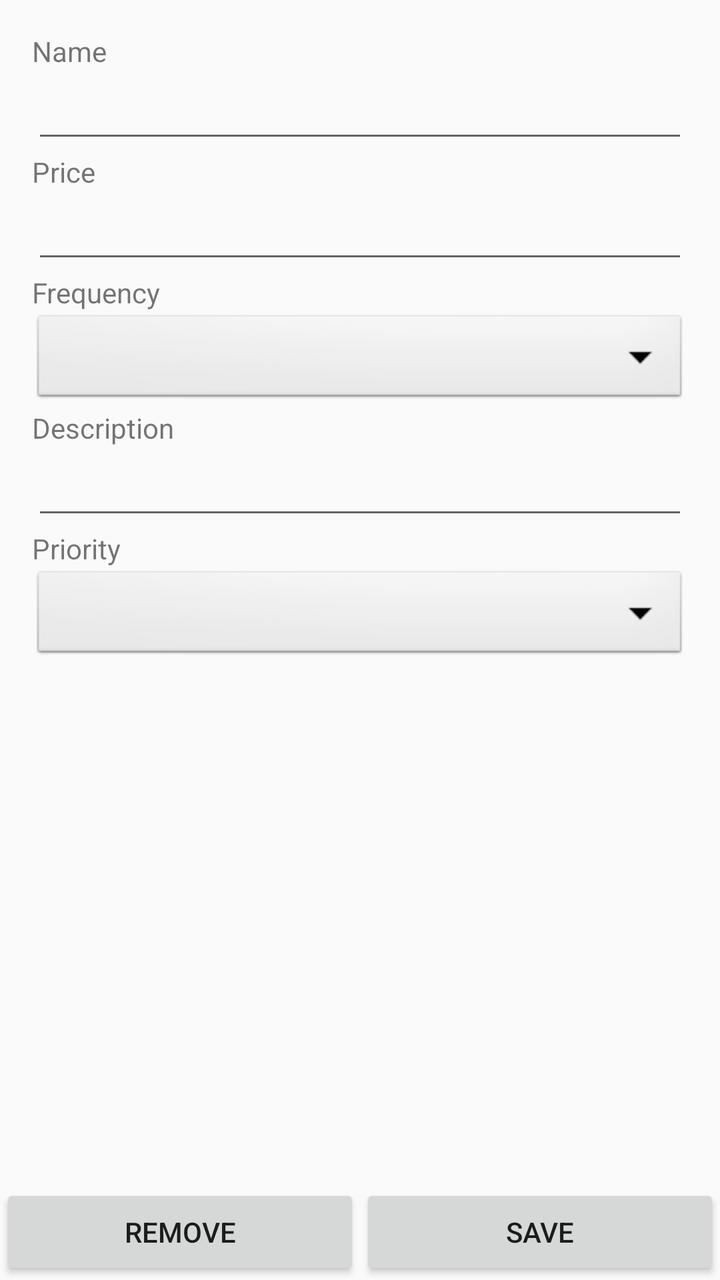
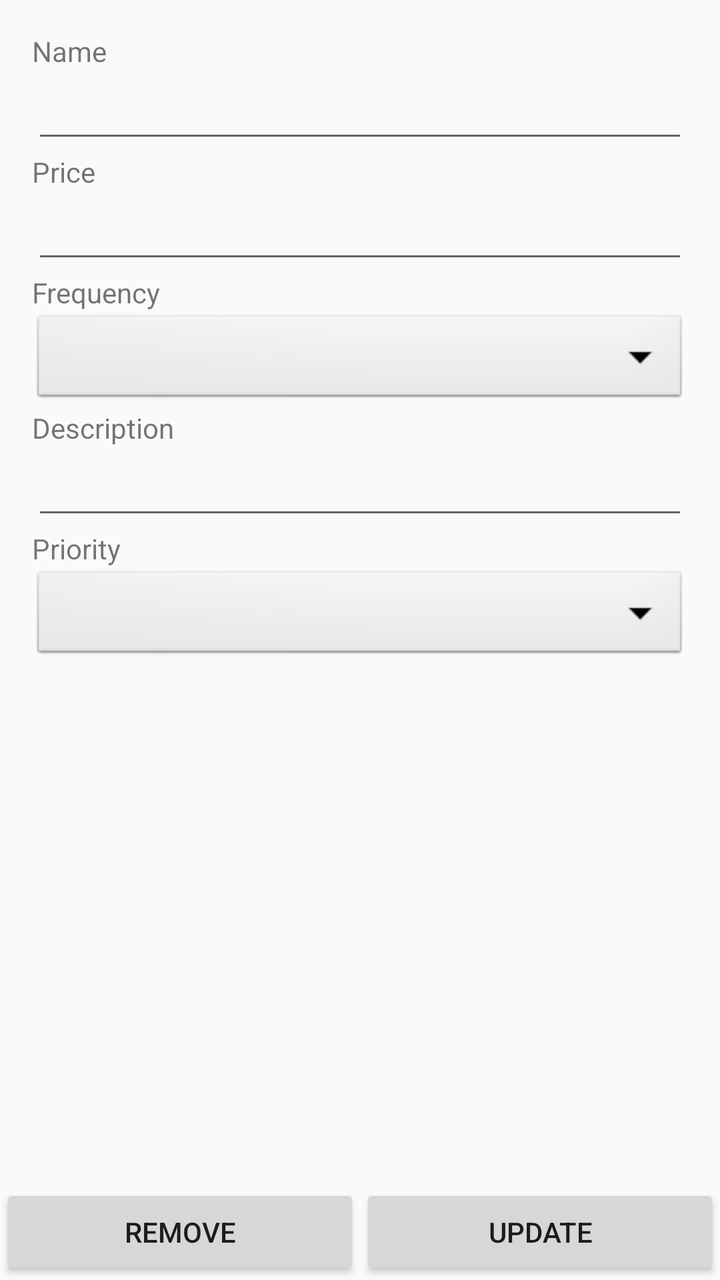

Two renders of the same Android screen: before a commit and after it. Below are the layout's source before the change and the commit's diff.
<!-- AndroidManifest.xml: application theme AppTheme -->
<!-- res/layout/activity_details.xml -->
<?xml version="1.0" encoding="utf-8"?>
<LinearLayout xmlns:android="http://schemas.android.com/apk/res/android"
    xmlns:tools="http://schemas.android.com/tools"
    android:layout_width="match_parent"
    android:layout_height="match_parent"
    android:orientation="vertical"
    tools:context=".ui.DetailsActivity">

    <LinearLayout
        android:layout_width="match_parent"
        android:layout_height="0dp"
        android:layout_weight="1"
        android:padding="16dp"
        android:orientation="vertical">

        <TextView
            android:layout_width="match_parent"
            android:layout_height="wrap_content"
            android:text="@string/name_field_label">
        </TextView>
        <EditText
            android:inputType="text"
            android:imeOptions="actionNext"
            android:id="@+id/editTextName"
            android:layout_width="match_parent"
            android:layout_height="wrap_content">
        </EditText>

        <TextView
            android:layout_width="match_parent"
            android:layout_height="wrap_content"
            android:text="@string/price_field_label">
        </TextView>
        <EditText
            android:imeOptions="actionNext"
            android:inputType="numberDecimal"
            android:id="@+id/editTextPrice"
            android:layout_width="match_parent"
            android:layout_height="wrap_content">
        </EditText>

        <TextView
            android:layout_width="match_parent"
            android:layout_height="wrap_content"
            android:text="@string/frequency_field_label">
        </TextView>
        <Spinner
            android:id="@+id/frequencyDropDown"
            android:layout_width="match_parent"
            android:layout_height="wrap_content"
            android:background="@android:drawable/btn_dropdown"
            android:spinnerMode="dropdown"/>

        <TextView
            android:layout_width="match_parent"
            android:layout_height="wrap_content"
            android:text="@string/description_field_label">
        </TextView>
        <EditText
            android:inputType="text"
            android:imeOptions="actionNext"
            android:id="@+id/editTextDescription"
            android:layout_width="match_parent"
            android:layout_height="wrap_content">
        </EditText>

        <TextView
            android:layout_width="match_parent"
            android:layout_height="wrap_content"
            android:text="Priority">
        </TextView>
        <Spinner
            android:id="@+id/priorityDropDown"
            android:layout_width="match_parent"
            android:layout_height="wrap_content"
            android:background="@android:drawable/btn_dropdown"
            android:spinnerMode="dropdown"/>

    </LinearLayout>

    <LinearLayout
        android:layout_gravity="center_horizontal"
        android:layout_width="match_parent"
        android:layout_height="wrap_content"
        android:orientation="horizontal">

        <Button
            android:id="@+id/buttonRemove"
            android:layout_weight="1"
            android:layout_width="match_parent"
            android:layout_height="wrap_content"
            android:text="@string/remove"
            android:onClick="removeSubscription"/>

        <Button
            android:id="@+id/buttonAdd"
            android:layout_weight="1"
            android:layout_width="match_parent"
            android:layout_height="wrap_content"
            android:text="@string/save"
            android:onClick="validSubscription"/>

    </LinearLayout>

</LinearLayout>
<!-- resources referenced by this layout -->
<resources>
  <string name="description_field_label">Description</string>
  <string name="frequency_field_label">Frequency</string>
  <string name="name_field_label">Name</string>
  <string name="price_field_label">Price</string>
  <string name="remove">Remove</string>
  <string name="save">Save</string>
  <style name="AppTheme" parent="Theme.AppCompat.Light.DarkActionBar">
          
          <item name="colorPrimary">@color/colorPrimary</item>
          <item name="colorPrimaryDark">@color/colorPrimaryDark</item>
          <item name="colorAccent">@color/colorAccent</item>
      </style>
  <color name="colorPrimary">#6200EE</color>
  <color name="colorPrimaryDark">#3700B3</color>
  <color name="colorAccent">#03DAC5</color>
</resources>

<!-- the commit's change to res/layout/activity_details.xml (unified diff, before → after) -->
@@ -97,8 +97,8 @@
             android:layout_weight="1"
             android:layout_width="match_parent"
             android:layout_height="wrap_content"
-            android:text="@string/save"
-            android:onClick="validSubscription"/>
+            android:text="@string/update"
+            android:onClick="updateSubscription"/>
 
     </LinearLayout>
 
<!-- resource entries referenced after the edit -->
@@ -5,7 +5,7 @@
   <string name="name_field_label">Name</string>
   <string name="price_field_label">Price</string>
   <string name="remove">Remove</string>
-  <string name="save">Save</string>
+  <string name="update">Update</string>
   <style name="AppTheme" parent="Theme.AppCompat.Light.DarkActionBar">
           
           <item name="colorPrimary">@color/colorPrimary</item>
